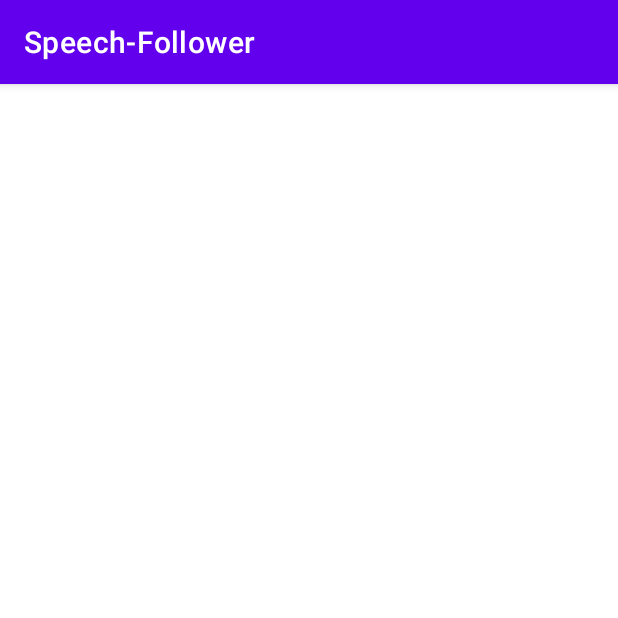
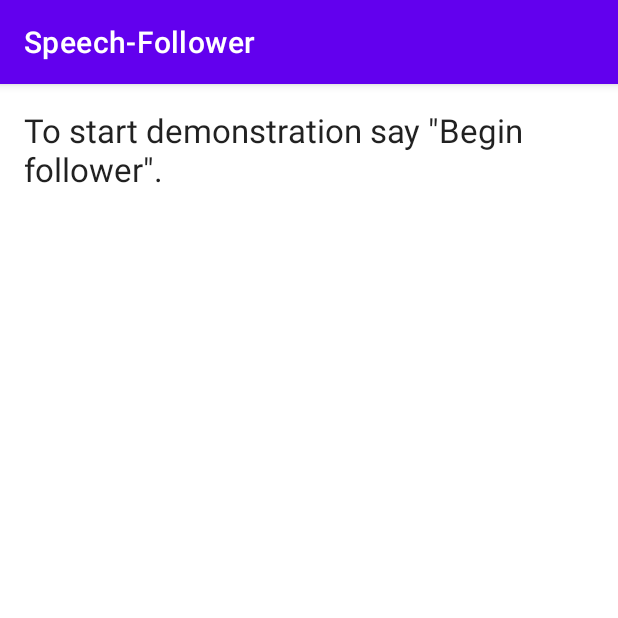
Before and after one commit to TuanLima/Speech-Follower, an Android app: the screen it shows after launch (SpeechFollower), on a phone screen of 412 x 824 dp, the top half of it. Run offline under Robolectric (Android 15) with nearby library versions, the phone set to English and light mode, and no system bars; libraries missing offline, so code that uses them is left out: edu.cmu.pocketsphinx; 11 statements that could not run were skipped.

```diff
--- a/app/src/main/java/com/app/speech_follower/SpeechFollower.java
+++ b/app/src/main/java/com/app/speech_follower/SpeechFollower.java
@@ -1,141 +1,247 @@
 package com.app.speech_follower;
 
-import androidx.annotation.NonNull;
+import android.Manifest;
+import android.annotation.SuppressLint;
+import android.content.pm.PackageManager;
+import android.os.AsyncTask;
+import android.os.Bundle;
+import android.widget.TextView;
+import android.widget.Toast;
+
 import androidx.appcompat.app.AppCompatActivity;
 import androidx.core.app.ActivityCompat;
 import androidx.core.content.ContextCompat;
 
+import java.io.File;
+import java.io.IOException;
+import java.util.HashMap;
+
 import edu.cmu.pocketsphinx.Assets;
 import edu.cmu.pocketsphinx.Hypothesis;
+import edu.cmu.pocketsphinx.RecognitionListener;
+import edu.cmu.pocketsphinx.SpeechRecognizer;
 import edu.cmu.pocketsphinx.SpeechRecognizerSetup;
-import edu.cmu.pocketsphinx.SpeechRecognizer;
-import edu.cmu.pocketsphinx.RecognitionListener;
 
-import android.Manifest;
-import android.content.pm.PackageManager;
-import android.os.Bundle;
+import static android.widget.Toast.makeText;
 
-import java.io.File;
-import java.io.IOException;
-import android.widget.TextView;
-import android.widget.Toast;
+public class SpeechFollower extends AppCompatActivity implements
+        RecognitionListener {
 
-public class SpeechFollower extends AppCompatActivity implements RecognitionListener {
+    private static final int PERMISSIONS_REQUEST_RECORD_AUDIO = 1;
 
-    private SpeechRecognizer recognizer;
 
     public static final String KEYPHRASE = "begin follower";
 
+    /* Named searches allow to quickly reconfigure the decoder */
+    private static final String FORECAST_SEARCH = "forecast";
+    private static final String PHONE_SEARCH = "phones";
     public static final String INIT_SEARCH = "init";
-    public static final String SENTENCE_1_SEARCH = "Sentence1";
-    public static final String SENTENCE_2_SEARCH = "Sentence2";
+    public static final String SENTENCE_1_SEARCH = "sentence1";
+    public static final String SENTENCE_2_SEARCH = "sentence2";
 
     public static final String jsgfString1 = "#JSGF V1.0;\n grammar digits; \n public <digits> = [the] [quick] [brown] [fox] [jumps] [over] [the] [lazy] [dog];";
     public static final String jsgfString2 = "#JSGF V1.0;\n grammar table; \n public <table> = [the] [book] [is] [on] [the] [table];";
 
-    public static final int PERMISSIONS_REQUEST_RECORD_AUDIO = 1;
 
+    /* Keyword we are looking for to activate menu */
+
+    /* Used to handle permission request */
+
+    private SpeechRecognizer recognizer;
+    private HashMap<String, Integer> captions;
 
     @Override
-    protected void onCreate(Bundle savedInstanceState) {
-        super.onCreate(savedInstanceState);
+    public void onCreate(Bundle state) {
+        super.onCreate(state);
+
+        captions = new HashMap<>();
+
+        // Prepare the data for UI
+        captions.put(INIT_SEARCH, R.string.init_caption);
+        captions.put(SENTENCE_1_SEARCH, R.string.sentence_1_caption);
+        captions.put(SENTENCE_2_SEARCH, R.string.sentence_2_caption);
+
         setContentView(R.layout.activity_main);
 
-        /* Check if user has previously granted audio recording permission */
-        int permissionCheck = ContextCompat.checkSelfPermission(getApplicationContext(), Manifest.permission.RECORD_AUDIO);
-        if (permissionCheck != PackageManager.PERMISSION_GRANTED){
+        ((TextView) findViewById(R.id.caption_text))
+                .setText("Preparing the recognizer");
+
+        // Check if user has given permission to record audio
+        int permissionCheck = ContextCompat.checkSelfPermission(getApplicationContext(),    Manifest.permission.RECORD_AUDIO);
+        if (permissionCheck != PackageManager.PERMISSION_GRANTED) {
             ActivityCompat.requestPermissions(this, new String[]{Manifest.permission.RECORD_AUDIO}, PERMISSIONS_REQUEST_RECORD_AUDIO);
             return;
         }
         runRecognizerSetup();
     }
 
-    private void runRecognizerSetup(){
-        new Thread(new Runnable() {
+    @SuppressLint("StaticFieldLeak")
+    private void runRecognizerSetup() {
+
+        // Recognizer initialization is a time-consuming and it involves IO,
+        // so we execute it in async task
+        new AsyncTask<Void, Void, Exception>() {
             @Override
-            public void run() {
+            protected Exception doInBackground(Void... params) {
                 try {
                     Assets assets = new Assets(SpeechFollower.this);
                     File assetDir = assets.syncAssets();
                     setupRecognizer(assetDir);
                 } catch (IOException e) {
-                    System.err.println("IOException thrown");
-                    e.printStackTrace();
-                    finish();
+                    return e;
                 }
+                return null;
+            }
 
-
+            @Override
+            protected void onPostExecute(Exception result) {
+                if (result != null) {
+                    ((TextView) findViewById(R.id.caption_text))
+                            .setText("Failed to init recognizer " + result);
+                } else {
+                    System.out.println("debugging: in onPostExecute");
+                    switchSearch(INIT_SEARCH);
+                }
             }
-        }).start();
-    }
-
-    private void setupRecognizer(File assetsDir) throws IOException {
-
-        try {
-            recognizer = SpeechRecognizerSetup.defaultSetup()
-                    .setAcousticModel(new File(assetsDir, "en-us-ptm"))
-                    .setDictionary(new File(assetsDir, "cmudict-en-us.dict"))
-                    .getRecognizer();
-        } catch (IOException e) {
-            throw new IOException("Problem getting Recognizer", e);
-        }
-        recognizer.addListener(this);
-        recognizer.addKeyphraseSearch(INIT_SEARCH, KEYPHRASE);
-        recognizer.addGrammarSearch(SENTENCE_1_SEARCH, jsgfString1);
-        recognizer.addGrammarSearch(SENTENCE_2_SEARCH, jsgfString1);
+        }.execute();
     }
 
     @Override
-    public void onRequestPermissionsResult(int requestCode, @NonNull String[] permissions, @NonNull int[] grantResults) {
+    public void onRequestPermissionsResult(int requestCode,
+                                           String[] permissions, int[] grantResults) {
+        System.out.println("breakpoint");
         super.onRequestPermissionsResult(requestCode, permissions, grantResults);
 
-        if(requestCode == PERMISSIONS_REQUEST_RECORD_AUDIO){
-            if(grantResults.length > 0 && grantResults[0] == PackageManager.PERMISSION_GRANTED)
+        if (requestCode == PERMISSIONS_REQUEST_RECORD_AUDIO) {
+            if (grantResults.length > 0 && grantResults[0] == PackageManager.PERMISSION_GRANTED) {
                 runRecognizerSetup();
-        } else {
-            finish();
+            } else {
+                finish();
+            }
+        }
+    }
+
+    @Override
+    public void onDestroy() {
+        super.onDestroy();
+
+        if (recognizer != null) {
+            recognizer.cancel();
+            recognizer.shutdown();
+        }
+    }
+
+    /**
+     * In partial result we get quick updates about current hypothesis. In
+     * keyword spotting mode we can react here, in other modes we need to wait
+     * for final result in onResult.
+     */
+    @Override
+    public void onPartialResult(Hypothesis hypothesis) {
+        if (hypothesis == null)
+            return;
+
+        String text = hypothesis.getHypstr();
+        if(text.equals(KEYPHRASE)){
+            switchSearch(SENTENCE_1_SEARCH);
+        }
+//        if (text.equals(KEYPHRASE))
+//            switchSearch(MENU_SEARCH);
+//        else if (text.equals(DIGITS_SEARCH))
+//         //DIGITS_SEARCH);
+//        else if (text.equals(PHONE_SEARCH))
+//            switchSearch(PHONE_SEARCH);
+//        else if (text.equals(FORECAST_SEARCH))
+//            switchSearch(FORECAST_SEARCH);
+//        else
+        ((TextView) findViewById(R.id.result_text)).setText(text);
+    }
+
+    /**
+     * This callback is called when we stop the recognizer.
+     */
+    @Override
+    public void onResult(Hypothesis hypothesis) {
+        ((TextView) findViewById(R.id.result_text)).setText("");
+        if (hypothesis != null) {
+            String text = hypothesis.getHypstr();
+            if (text.equals(KEYPHRASE)){
+                switchSearch(SENTENCE_1_SEARCH);
+            }
+            makeText(getApplicationContext(), text, Toast.LENGTH_SHORT).show();
         }
     }
 
     @Override
     public void onBeginningOfSpeech() {
+    }
 
+    /**
+     * We stop recognizer here to get a final result
+     */
+    @Override
+    public void onEndOfSpeech() {
+//        if (!recognizer.getSearchName().equals(KWS_SEARCH))
+//            switchSearch(KWS_SEARCH);
+    }
+
+    private void switchSearch(String searchName) {
+        recognizer.stop();
+
+        // If we are not spotting, start listening with timeout (10000 ms or 10 seconds).
+        if (searchName.equals(INIT_SEARCH))
+            recognizer.startListening(searchName);
+        else
+            recognizer.startListening(searchName, 10000);
+
+        String caption = getResources().getString(captions.get(searchName));
+        ((TextView) findViewById(R.id.caption_text)).setText(caption);
+    }
+
+    private void setupRecognizer(File assetsDir) throws IOException {
+        // The recognizer can be configured to perform multiple searches
+        // of different kind and switch between them
+        recognizer = SpeechRecognizerSetup.defaultSetup()
+                .setAcousticModel(new File(assetsDir, "en-us-ptm"))
+                .setDictionary(new File(assetsDir, "cmudict-en-us.dict"))
+                //.setRawLogDir(assetsDir) // To disable logging of raw audio comment out this call (takes a lot of space on the device)
+                .getRecognizer();
+        recognizer.addListener(this);
+
+        /** In your application you might not need to add all those searches.
+         * They are added here for demonstration. You can leave just one.
+         */
+
+        // Create keyword-activation search.
+        recognizer.addKeyphraseSearch(INIT_SEARCH, KEYPHRASE);
+
+        // Create grammar-based search for selection between demos
+//        File menuGrammar = new File(assetsDir, "menu.gram");
+//        recognizer.addGrammarSearch(MENU_SEARCH, menuGrammar);
+
+        // Create grammar-based search for digit recognition
+        //File digitsGrammar = new File(assetsDir, "digits.gram");
+        //recognizer.addGrammarSearch(DIGITS_SEARCH, digitsGrammar);
+
+        recognizer.addGrammarSearch(SENTENCE_1_SEARCH, jsgfString1);
+        recognizer.addGrammarSearch(SENTENCE_2_SEARCH, jsgfString2);
+
+        // Create language model search
+        File languageModel = new File(assetsDir, "weather.dmp");
+        recognizer.addNgramSearch(FORECAST_SEARCH, languageModel);
+
+        // Phonetic search
+        File phoneticModel = new File(assetsDir, "en-phone.dmp");
+        recognizer.addAllphoneSearch(PHONE_SEARCH, phoneticModel);
     }
 
     @Override
-    public void onEndOfSpeech() {
-
-    }
-
-    @Override
-    public void onPartialResult(Hypothesis hypothesis) {
-
-    }
-
-    @Override
-    public void onResult(Hypothesis hypothesis) {
-        ((TextView) findViewById(R.id.result_text)).setText("");
-        if (hypothesis != null){
-            String text = hypothesis.getHypstr();
-            if(text.equals(KEYPHRASE)){
-                System.out.println("Keyphrase pronounced");
-                Toast.makeText(getApplicationContext(), text, Toast.LENGTH_SHORT).show();
-            }
-            else {
-                System.out.println("Keyphrase not pronounced");
-                Toast.makeText(getApplicationContext(), text, Toast.LENGTH_SHORT).show();
-            }
-        }
-
-    }
-
-    @Override
-    public void onError(Exception e) {
-
+    public void onError(Exception error) {
+        ((TextView) findViewById(R.id.caption_text)).setText(error.getMessage());
     }
 
     @Override
     public void onTimeout() {
-
+        switchSearch(INIT_SEARCH); //KWS_SEARCH);
     }
 }
--- a/app/src/main/res/values/strings.xml
+++ b/app/src/main/res/values/strings.xml
@@ -1,3 +1,6 @@
 <resources>
     <string name="app_name">Speech-Follower</string>
+    <string name="init_caption">To start demonstration say \"Begin follower\".</string>
+    <string name="sentence_1_caption">Now say the fox thing.</string>
+    <string name="sentence_2_caption">Now the table thing.</string>
 </resources>
```
Also changed, not shown: 1 other file.
